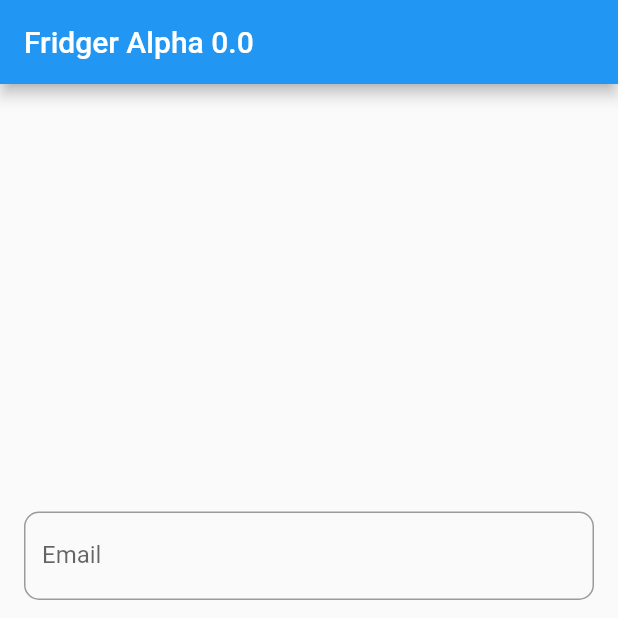
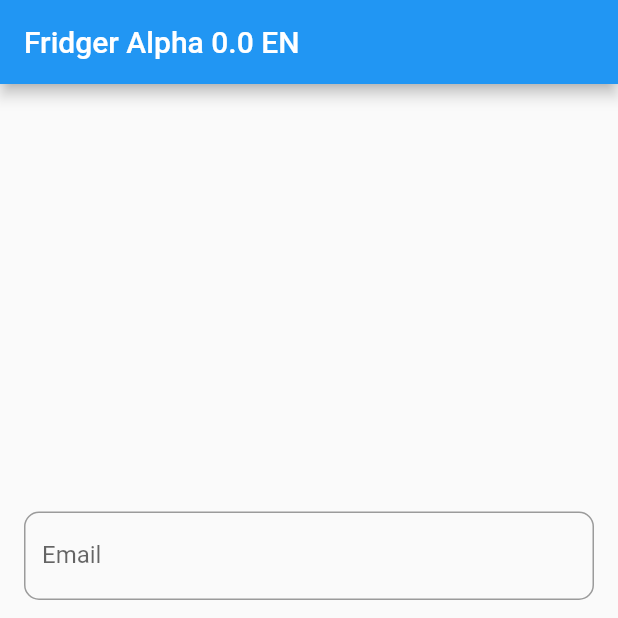
Before and after one commit to ihashand/fridger_app, a Flutter app: the screen it shows after launch, after a tap on "Login", after a tap on the "login" icon, on a phone screen of 412 x 824 dp, the top half of it. Run offline on Flutter 3.47's test engine with Material 2 defaults, Android fonts, the phone set to English and light mode, and no system bars; our stand-ins replace font_awesome_flutter; generated files the repository leaves out were written again.

Commit message:
feat(translation): add support for localization (#8)
* feat(translation): add support for localization

```diff
--- a/lib/main.dart
+++ b/lib/main.dart
@@ -1,7 +1,11 @@
 import 'package:flutter/material.dart';
+import 'package:flutter_localizations/flutter_localizations.dart';
 import 'package:fridger_app/ui/screens/login_screen.dart';
+import 'package:flutter_gen/gen_l10n/app_localizations.dart';
 
-void main() => runApp(const MyApp());
+void main() async {
+  runApp(const MyApp());
+}
 
 class MyApp extends StatelessWidget {
   const MyApp({Key? key}) : super(key: key);
@@ -12,6 +16,16 @@ class MyApp extends StatelessWidget {
       title: 'Fridger',
       home: LoginScreen(),
       debugShowCheckedModeBanner: false,
+      localizationsDelegates: [
+        AppLocalizations.delegate,
+        GlobalMaterialLocalizations.delegate,
+        GlobalWidgetsLocalizations.delegate,
+        GlobalCupertinoLocalizations.delegate,
+      ],
+      supportedLocales: [
+        const Locale('en', ''), // English, no country code
+        const Locale('pl', ''), // Polish, no country code
+      ],
     );
   }
 }
--- a/lib/ui/screens/add_food_to_meal_screen.dart
+++ b/lib/ui/screens/add_food_to_meal_screen.dart
@@ -15,7 +15,7 @@ class _AddFoodToMealScreenState extends State<AddFoodToMealScreen> {
     return Scaffold(
       appBar: AppBar(
         title: Row(
-          children: [
+          children: <Widget>[
             const Expanded(
               child: TextField(
                 decoration: InputDecoration(
--- a/lib/ui/screens/login_screen.dart
+++ b/lib/ui/screens/login_screen.dart
@@ -2,6 +2,7 @@ import 'package:flutter/material.dart';
 import 'package:fridger_app/ui/screens/home_screen.dart';
 import 'package:fridger_app/ui/widgets/login_button_widget.dart';
 import 'package:fridger_app/ui/widgets/text_input_widget.dart';
+import 'package:flutter_gen/gen_l10n/app_localizations.dart';
 
 class LoginScreen extends StatelessWidget {
   LoginScreen({super.key});
@@ -10,9 +11,10 @@ class LoginScreen extends StatelessWidget {
 
   @override
   Widget build(BuildContext context) {
+    final appLocalizations = AppLocalizations.of(context);
     return Scaffold(
       appBar: AppBar(
-        title: const Text('Fridger Alpha 0.0'),
+        title: Text(appLocalizations.appTitle),
         automaticallyImplyLeading: false,
       ),
       body: Padding(
@@ -21,20 +23,20 @@ class LoginScreen extends StatelessWidget {
           mainAxisAlignment: MainAxisAlignment.center,
           children: <Widget>[
             TextInput(
-              labelText: 'Email',
-              hintText: 'Enter your email',
+              labelText: appLocalizations.emailLabel,
+              hintText: appLocalizations.emailHint,
               controller: emailController,
             ),
             const SizedBox(height: 16),
             TextInput(
-              labelText: 'Password',
-              hintText: 'Enter your password',
+              labelText: appLocalizations.passwordLabel,
+              hintText: appLocalizations.passwordHint,
               controller: passwordController,
               obscureText: true,
             ),
             const SizedBox(height: 16),
             LoginButton(
-              text: 'Login',
+              text: appLocalizations.loginButton,
               onPressed: () {
                 // Perform login validation here
                 Navigator.of(context).pushReplacement(
--- a/lib/ui/screens/new_dish_screen.dart
+++ b/lib/ui/screens/new_dish_screen.dart
@@ -1,8 +1,6 @@
 import 'package:flutter/material.dart';
 import 'package:font_awesome_flutter/font_awesome_flutter.dart';
 import 'package:fridger_app/ui/screens/add_ingredient_screen.dart';
-
-import 'add_food_to_meal_screen.dart';
 
 class NewDishScreen extends StatefulWidget {
   const NewDishScreen({super.key});
@@ -13,7 +11,6 @@ class NewDishScreen extends StatefulWidget {
 
 class _NewDishScreenState extends State<NewDishScreen> {
   final TextEditingController _nameController = TextEditingController();
-  final TextEditingController _ingredientController = TextEditingController();
   final TextEditingController _instructionController = TextEditingController();
   final TextEditingController _durationController = TextEditingController();
   final TextEditingController _quantityController = TextEditingController();
@@ -21,7 +18,6 @@ class _NewDishScreenState extends State<NewDishScreen> {
   final TextEditingController _instagramController = TextEditingController();
 
   final List<String> _steps = [];
-  final List<String> _ingredients = [];
 
   void _addStep() {
     showDialog(
```
Also changed, not shown: analysis_options.yaml (deleted, +0 -41 lines), lib/l10n/app_en.arb (added, +8 -0 lines), lib/l10n/app_pl.arb (added, +8 -0 lines), pubspec.yaml (+7 -48 lines), pubspec.lock, 5 other files.
